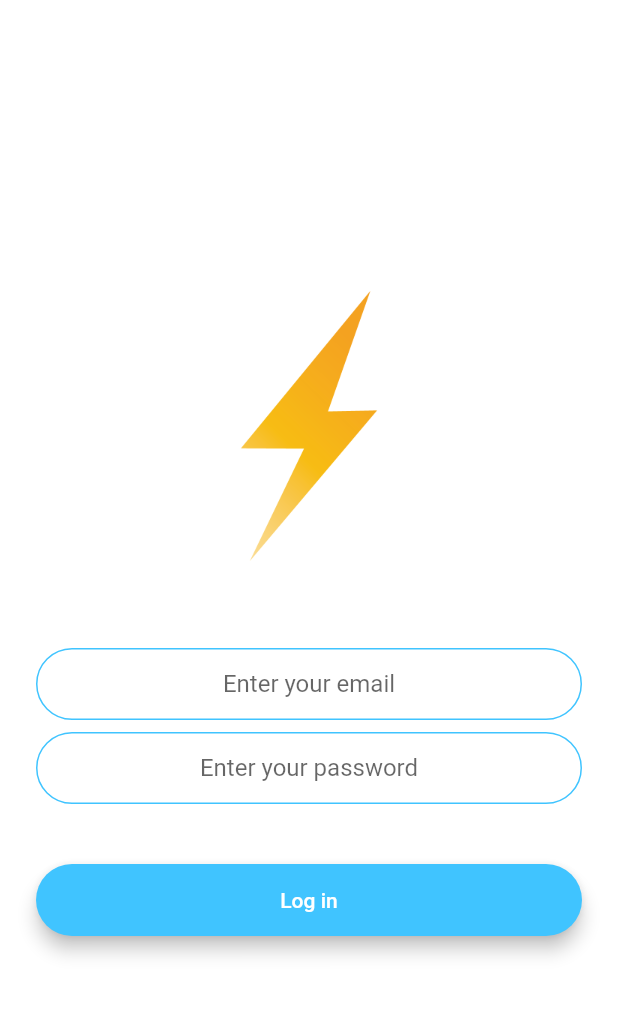
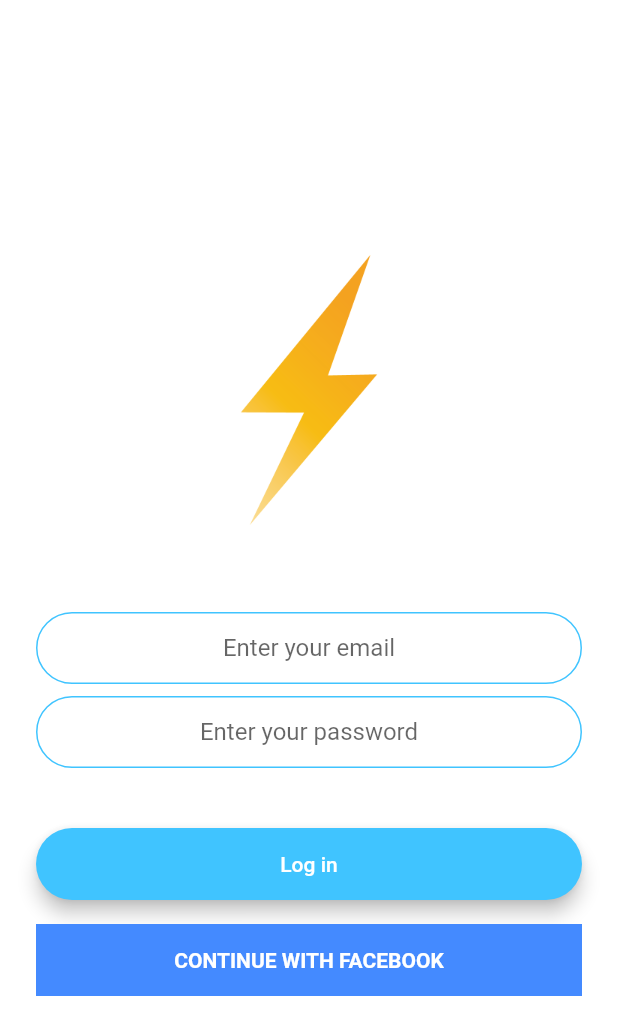
Before and after one commit to AwesomeAndrewMK/flash_chat, a Flutter app: the LoginScreen screen opened by its route, on a phone screen of 412 x 824 dp. Shown: the top 1035 px of the screen. Run offline on Flutter 3.47's test engine with Material 2 defaults, Android fonts, the phone set to English and light mode, and no system bars; our stand-ins replace animated_text_kit, cloud_firestore, firebase_auth, firebase_core, modal_progress_hud, rflutter_alert; missing offline and left inert: flutter_facebook_auth; accounts and stored records are empty.

Commit message:
Added possibility to login via Facebook

```diff
--- a/lib/screens/login_screen.dart
+++ b/lib/screens/login_screen.dart
@@ -4,6 +4,7 @@ import 'package:flash_chat_flutter/screens/chat_screen.dart';
 import 'package:flash_chat_flutter/constants.dart';
 import 'package:firebase_auth/firebase_auth.dart';
 import 'package:modal_progress_hud/modal_progress_hud.dart';
+import 'package:flutter_facebook_auth/flutter_facebook_auth.dart';
 
 class LoginScreen extends StatefulWidget {
   static const String id = 'login_screen';
@@ -23,6 +24,18 @@ class _LoginScreenState extends State<LoginScreen> {
 
   @override
   Widget build(BuildContext context) {
+    Future<UserCredential> signInWithFacebook() async {
+      final AccessToken accessToken = await FacebookAuth.instance.login();
+      final FacebookAuthCredential facebookAuthCredential =
+          FacebookAuthProvider.credential(accessToken.token);
+      await _auth.signInWithCredential(facebookAuthCredential);
+      Navigator.pushNamedAndRemoveUntil(
+        context,
+        ChatScreen.id,
+        (route) => false,
+      );
+    }
+
     return Scaffold(
       backgroundColor: Colors.white,
       body: ModalProgressHUD(
@@ -116,6 +129,23 @@ class _LoginScreenState extends State<LoginScreen> {
                       ),
                     )
                   : Container(),
+              GestureDetector(
+                onTap: signInWithFacebook,
+                child: Container(
+                  color: Colors.blueAccent,
+                  child: Padding(
+                    padding: EdgeInsets.all(16),
+                    child: Text(
+                      'CONTINUE WITH FACEBOOK',
+                      textAlign: TextAlign.center,
+                      style: TextStyle(
+                        fontWeight: FontWeight.bold,
+                        color: Colors.white,
+                      ),
+                    ),
+                  ),
+                ),
+              ),
             ],
           ),
         ),
--- a/pubspec.yaml
+++ b/pubspec.yaml
@@ -19,6 +19,8 @@ dependencies:
   firebase_auth: ^0.20.0+1
   modal_progress_hud: ^0.1.3
   rflutter_alert: ^1.1.0
+  flutter_facebook_auth: ^2.0.2
+  http: ^0.12.2
 
 dev_dependencies:
   flutter_test:
```
Also changed, not shown: pubspec.lock, 4 other files.
